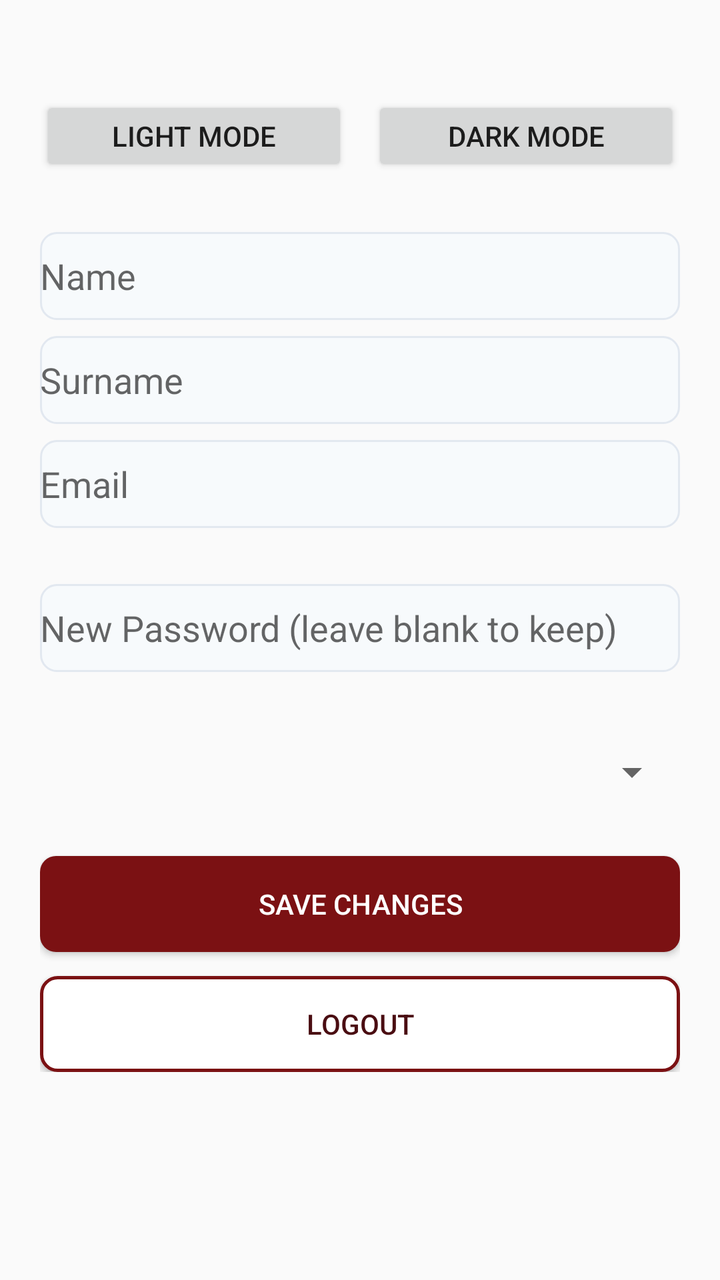
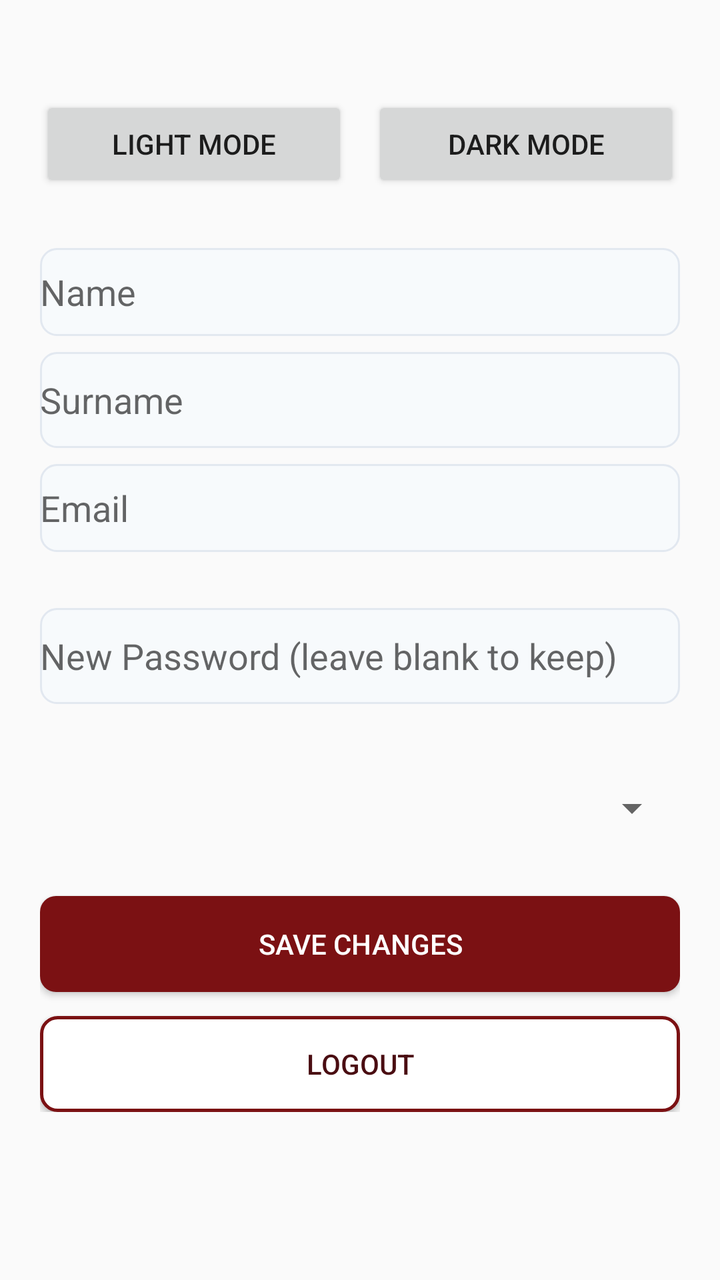

Compare the two renders of this Android layout. The source of the first and the diff that turns it into the second are given below.
<!-- AndroidManifest.xml: application theme Theme.Halaxy_health -->
<!-- res/layout/activity_settings.xml -->
<?xml version="1.0" encoding="utf-8"?>
<ScrollView xmlns:android="http://schemas.android.com/apk/res/android"
    android:layout_width="match_parent"
    android:layout_height="match_parent"
    android:id="@+id/rootSettings">
    <LinearLayout
        android:layout_width="match_parent"
        android:layout_height="wrap_content"
        android:orientation="vertical"
        android:padding="20dp">
        <TextView
            android:id="@+id/txtTitle"
            android:text="Settings"
            android:textSize="20sp"
            android:textStyle="bold"/>

        <TextView
            android:id="@+id/txtThemeLabel"
            android:text="THEME"
            android:textSize="10sp"
            android:textStyle="bold"
            android:layout_marginTop="20dp"/>
        <LinearLayout
            android:layout_width="match_parent"
            android:layout_height="wrap_content"
            android:orientation="horizontal"
            android:layout_marginTop="8dp">
            <Button android:id="@+id/btnLight"
                android:layout_width="0dp"
                android:layout_weight="1"
                android:layout_height="40dp"
                android:text="Light Mode"
                android:layout_marginEnd="6dp"/>
            <Button
                android:id="@+id/btnDark"
                android:layout_width="0dp"
                android:layout_weight="1"
                android:layout_height="40dp"
                android:text="Dark Mode"
                android:layout_marginStart="6dp"/>
        </LinearLayout>

        <TextView
            android:id="@+id/txtPersonal"
            android:text="PERSONAL INFO"
            android:textSize="10sp"
            android:textStyle="bold"
            android:layout_marginTop="20dp"/>
        <EditText
            android:id="@+id/edtName"
            android:layout_width="match_parent"
            android:layout_height="44dp"
            android:background="@drawable/bg_input_light"
            android:hint="Name"
            android:layout_marginTop="8dp"/>
        <EditText
            android:id="@+id/edtSurname"
            android:layout_width="match_parent"
            android:layout_height="44dp"
            android:background="@drawable/bg_input_light"
            android:hint="Surname"
            android:layout_marginTop="8dp"/>
        <EditText
            android:id="@+id/edtEmail"
            android:layout_width="match_parent"
            android:layout_height="44dp"
            android:background="@drawable/bg_input_light"
            android:hint="Email"
            android:layout_marginTop="8dp"/>
        <TextView
            android:id="@+id/txtEmailErr"
            android:textColor="#D32F2F"
            android:textSize="11sp"
            android:visibility="gone"/>
        <TextView
            android:id="@+id/txtSecurity"
            android:text="SECURITY"
            android:textSize="10sp"
            android:textStyle="bold"
            android:layout_marginTop="20dp"/>
        <EditText
            android:id="@+id/edtPassword"
            android:layout_width="match_parent"
            android:layout_height="44dp"
            android:background="@drawable/bg_input_light"
            android:hint="New Password (leave blank to keep)"
            android:inputType="textPassword"
            android:layout_marginTop="8dp"/>
        <TextView
            android:id="@+id/txtPassErr"
            android:textColor="#D32F2F"
            android:textSize="11sp"
            android:visibility="gone"/>

        <TextView
            android:id="@+id/txtPayment"
            android:text="PAYMENT METHOD"
            android:textSize="10sp"
            android:textStyle="bold"
            android:layout_marginTop="20dp"/>
        <Spinner
            android:id="@+id/spinPayment"
            android:layout_width="match_parent"
            android:layout_height="44dp"
            android:layout_marginTop="8dp"/>

        <Button
            android:id="@+id/btnSave"
            android:layout_width="match_parent"
            android:layout_height="48dp"
            android:text="SAVE CHANGES"
            android:background="@drawable/bg_button_maroon"
            android:textColor="#FFFFFF"
            android:layout_marginTop="20dp"/>
        <Button
            android:id="@+id/btnLogout"
            android:layout_width="match_parent"
            android:layout_height="48dp"
            android:text="LOGOUT"
            android:background="@drawable/bg_button_outline"
            android:textColor="#4A0D12"
            android:layout_marginTop="12dp"/>
    </LinearLayout>
</ScrollView>
<!-- resources referenced by this layout -->
<resources>
  <!-- drawable bg_button_maroon (drawable) -->
  <?xml version="1.0" encoding="utf-8"?>
  <shape xmlns:android="http://schemas.android.com/apk/res/android">
      <solid android:color="#7B1113" />
      <corners android:radius="8dp" />
  </shape>
  <!-- drawable bg_button_outline (drawable) -->
  <shape xmlns:android="http://schemas.android.com/apk/res/android">
      <solid android:color="#FFFFFF"/>
      <corners android:radius="8dp"/>
      <stroke android:width="1.5dp" android:color="#7B1113"/>
  </shape>
  <!-- drawable bg_input_light (drawable) -->
  <?xml version="1.0" encoding="utf-8"?>
  <shape xmlns:android="http://schemas.android.com/apk/res/android">
      <solid android:color="#F7FAFC" />
      <stroke
          android:width="1dp"
          android:color="#E2E8F0" />
      <corners android:radius="8dp" />
  </shape>
  <style name="Theme.Halaxy_health" parent="Theme.AppCompat.Light.NoActionBar">
          <item name="colorPrimary">#1A237E</item>
          <item name="colorPrimaryDark">#7B1113</item>
          <item name="colorAccent">#D32F2F</item>
      </style>
</resources>

<!-- the commit's change to res/layout/activity_settings.xml (unified diff, before → after) -->
@@ -28,14 +28,14 @@
             <Button android:id="@+id/btnLight"
                 android:layout_width="0dp"
                 android:layout_weight="1"
-                android:layout_height="40dp"
+                android:layout_height="48dp"
                 android:text="Light Mode"
                 android:layout_marginEnd="6dp"/>
             <Button
                 android:id="@+id/btnDark"
                 android:layout_width="0dp"
                 android:layout_weight="1"
-                android:layout_height="40dp"
+                android:layout_height="48dp"
                 android:text="Dark Mode"
                 android:layout_marginStart="6dp"/>
         </LinearLayout>
@@ -56,7 +56,7 @@
         <EditText
             android:id="@+id/edtSurname"
             android:layout_width="match_parent"
-            android:layout_height="44dp"
+            android:layout_height="48dp"
             android:background="@drawable/bg_input_light"
             android:hint="Surname"
             android:layout_marginTop="8dp"/>
@@ -81,7 +81,7 @@
         <EditText
             android:id="@+id/edtPassword"
             android:layout_width="match_parent"
-            android:layout_height="44dp"
+            android:layout_height="48dp"
             android:background="@drawable/bg_input_light"
             android:hint="New Password (leave blank to keep)"
             android:inputType="textPassword"
@@ -101,7 +101,7 @@
         <Spinner
             android:id="@+id/spinPayment"
             android:layout_width="match_parent"
-            android:layout_height="44dp"
+            android:layout_height="48dp"
             android:layout_marginTop="8dp"/>
 
         <Button
